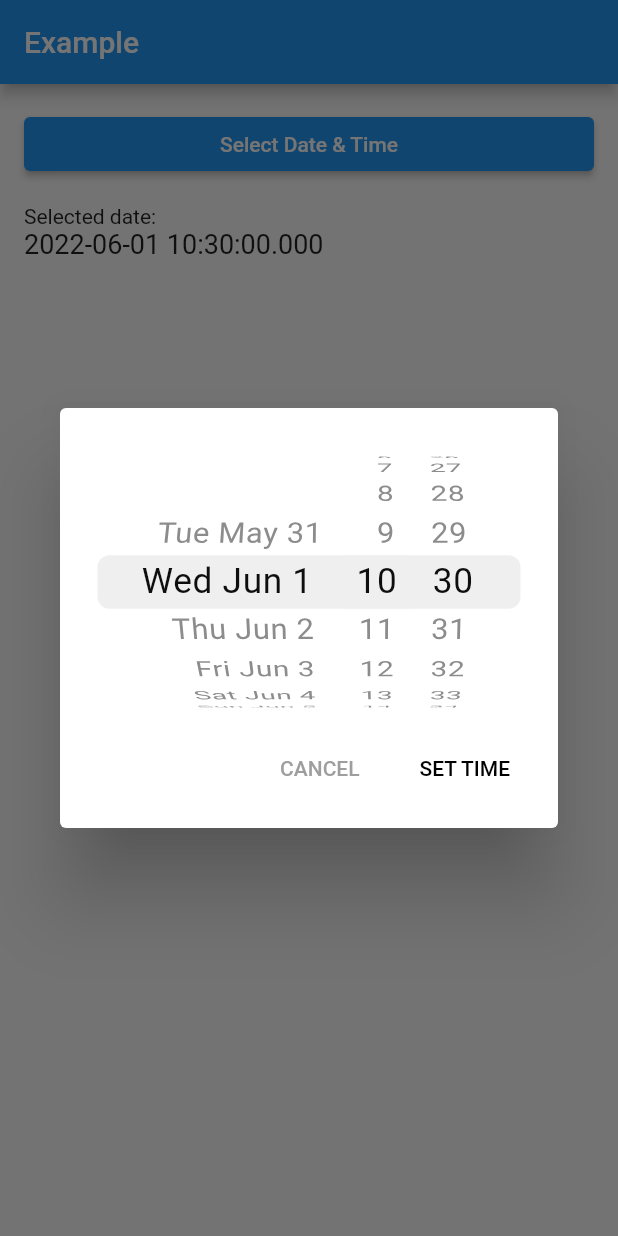
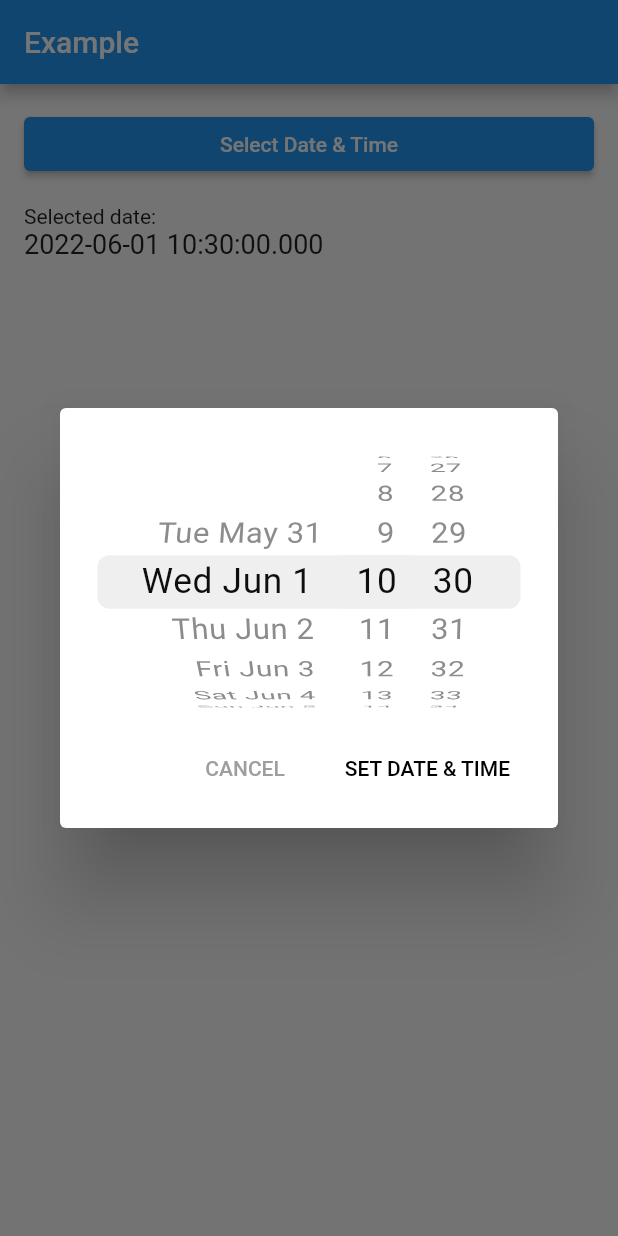
Before and after one commit to LazyMink/SpinnerDateTimePicker, a Flutter app: the screen it shows after launch, after a tap on "Select Date & Time", on a phone screen of 412 x 824 dp. Run offline on Flutter 3.47's test engine with Material 2 defaults, Android fonts, the phone set to English and light mode, and no system bars.

Commit message:
changing button text based on picker mode

```diff
--- a/example/pubspec.yaml
+++ b/example/pubspec.yaml
@@ -29,7 +29,7 @@ environment:
 dependencies:
   flutter:
     sdk: flutter
-  spinner_date_time_picker: ^0.0.3
+  spinner_date_time_picker: ^0.0.6
 
 
   # The following adds the Cupertino Icons font to your application.
@@ -45,7 +45,7 @@ dev_dependencies:
   # activated in the `analysis_options.yaml` file located at the root of your
   # package. See that file for information about deactivating specific lint
   # rules and activating additional ones.
-  flutter_lints: ^2.0.1
+  flutter_lints: ^1.0.4
 
 # For information on the generic Dart part of this file, see the
 # following page: https://dart.dev/tools/pub/pubspec
--- a/lib/src/spinner_date_time_picker.dart
+++ b/lib/src/spinner_date_time_picker.dart
@@ -88,10 +88,21 @@ class _SpinnerDateTimePickerState extends State<SpinnerDateTimePicker> {
     );
   }
 
+  /// changes the button text based picker mode
+  var buttonTitle = "SET DATE";
+
   @override
   void initState() {
     super.initState();
     setupDateTime();
+
+    if (widget.mode == CupertinoDatePickerMode.date) {
+      buttonTitle = "SET DATE";
+    } else if (widget.mode == CupertinoDatePickerMode.time) {
+      buttonTitle = "SET TIME";
+    } else if (widget.mode == CupertinoDatePickerMode.dateAndTime) {
+      buttonTitle = "SET DATE & TIME";
+    }
   }
 
   @override
@@ -173,9 +184,9 @@ class _SpinnerDateTimePickerState extends State<SpinnerDateTimePicker> {
                           ),
                         ),
                       ),
-                      child: const Text(
-                        "SET TIME",
-                        style: TextStyle(
+                      child: Text(
+                        buttonTitle,
+                        style: const TextStyle(
                           color: Colors.black,
                         ),
                       ),
--- a/pubspec.yaml
+++ b/pubspec.yaml
@@ -1,7 +1,7 @@
 name: spinner_date_time_picker
 description: A Flutter widget to show a spinner type date picker and return a DateTime object based on cupertino.
   This widget is build on CupertinoDatePicker and has a similar behavior.
-version: 0.0.6
+version: 0.0.7
 homepage: https://github.com/LazyMink/SpinnerDateTimePicker
 
 environment:
@@ -15,7 +15,7 @@ dependencies:
 dev_dependencies:
   flutter_test:
     sdk: flutter
-  flutter_lints: ^2.0.1
+  flutter_lints: ^1.0.4
 
 # For information on the generic Dart part of this file, see the
 # following page: https://dart.dev/tools/pub/pubspec
```
Also changed, not shown: example/pubspec.lock, 1 other file.
